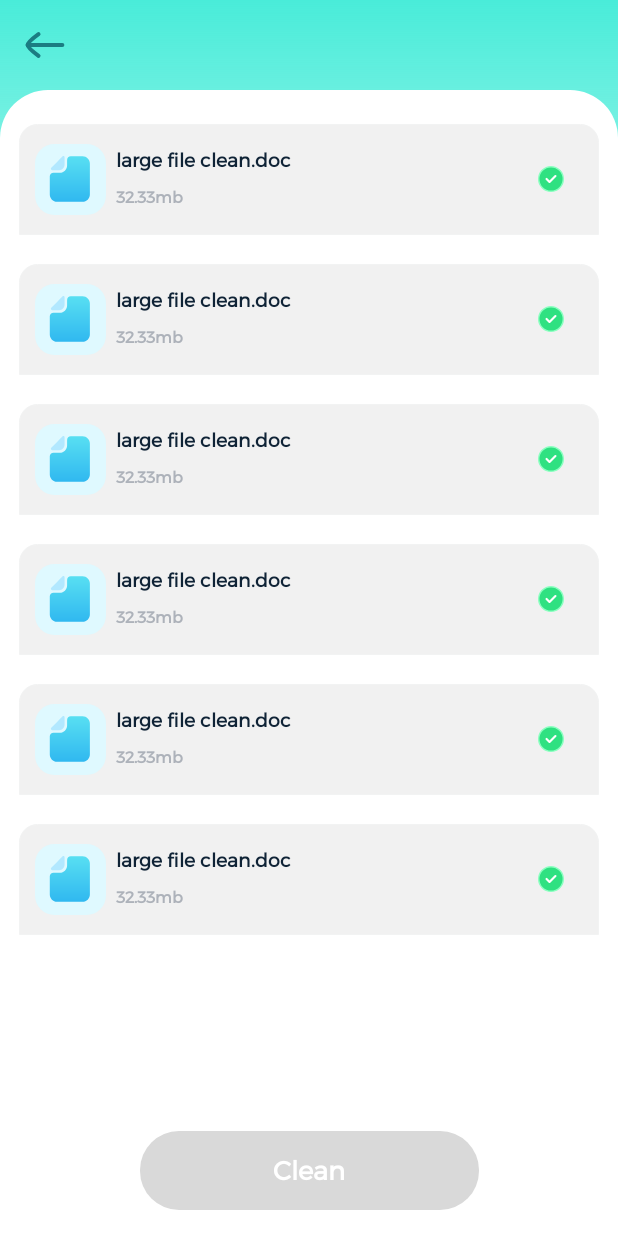
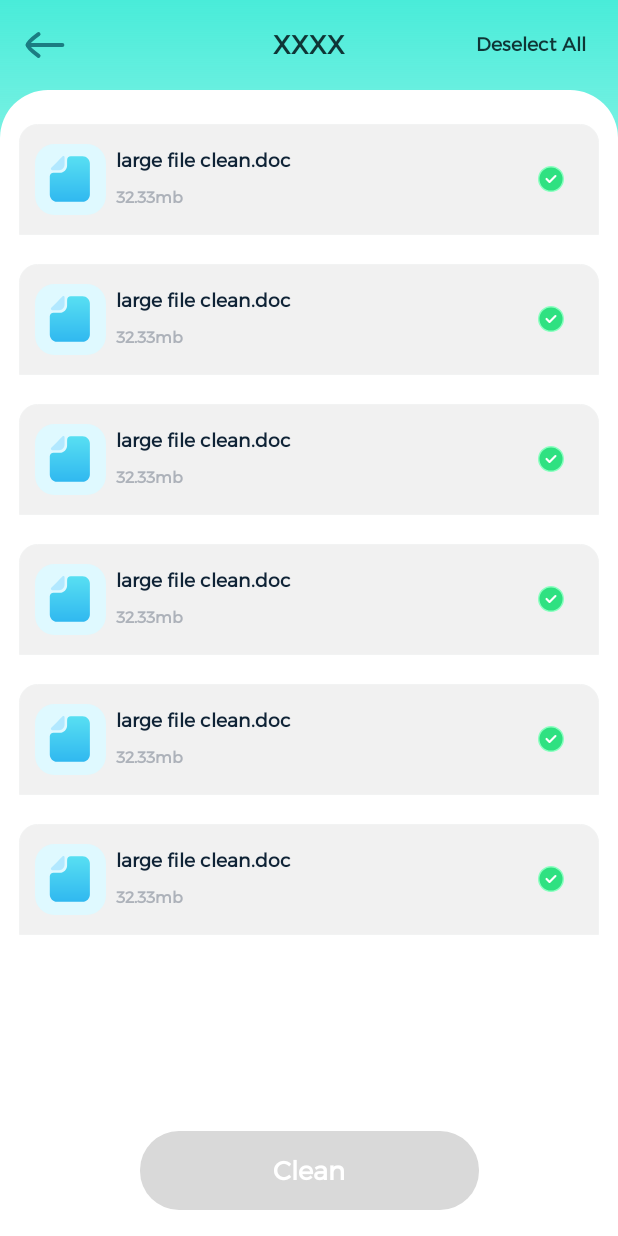
Before and after one commit to Dale-jiang/OneClean, an Android app: the layout ac_duplicate_file_clean.xml on its own in the app's theme, with its tools: preview values and no code run, on a phone screen of 412 x 824 dp. Run offline under Robolectric (Android 15) with nearby library versions, the phone set to English and light mode, and no system bars.

Commit message:
重复文件取消全选

```diff
--- a/app/src/main/java/com/kk/newcleanx/ui/functions/duplicatefile/DuplicateFileCleanActivity.kt
+++ b/app/src/main/java/com/kk/newcleanx/ui/functions/duplicatefile/DuplicateFileCleanActivity.kt
@@ -32,18 +32,19 @@ class DuplicateFileCleanActivity : AllFilePermissionActivity<AcDuplicateFileClea
     }
 
     override fun topView(): View {
-        return binding.toolbar.root
+        return binding.toolbar
     }
 
     private val viewModel by viewModels<DuplicateFileCleanViewModel>()
     private var adapter: DuplicateFileCleanAdapter? = null
 
+    @SuppressLint("NotifyDataSetChanged")
     override fun onCreate(savedInstanceState: Bundle?) {
         super.onCreate(savedInstanceState)
 
         binding.apply {
 
-            toolbar.tvTitle.text = getString(R.string.duplicate_files)
+            tvTitle.text = getString(R.string.duplicate_files)
 
             startProgress(minWaitTime = 2000L) {
                 if (it >= 100) {
@@ -56,6 +57,12 @@ class DuplicateFileCleanActivity : AllFilePermissionActivity<AcDuplicateFileClea
 
             viewModel.getDuplicateFileList()
 
+            tvRight.setOnClickListener {
+                duplicateFiles.forEach { it.select = false }
+                adapter?.notifyDataSetChanged()
+                changeButtonView()
+            }
+
             btnClean.setOnClickListener {
                 // JunkCleanActivity.start(this@DuplicateFileCleanActivity, CleanType.EmptyFolderType)
                 // finish()
@@ -65,7 +72,7 @@ class DuplicateFileCleanActivity : AllFilePermissionActivity<AcDuplicateFileClea
                 finish()
             }
 
-            toolbar.ivBack.setOnClickListener {
+            ivBack.setOnClickListener {
                 if (clLoading.isVisible) return@setOnClickListener
                 finish()
             }
--- a/app/src/main/res/layout/ac_duplicate_file_clean.xml
+++ b/app/src/main/res/layout/ac_duplicate_file_clean.xml
@@ -13,9 +13,67 @@
         android:background="@drawable/shape_page_bg"
         app:layout_constraintTop_toTopOf="parent" />
 
-    <include
+    <FrameLayout
         android:id="@+id/toolbar"
-        layout="@layout/layout_toolbar" />
+        android:layout_width="match_parent"
+        android:layout_height="wrap_content"
+        app:layout_constraintTop_toTopOf="parent">
+
+        <androidx.constraintlayout.widget.ConstraintLayout
+            android:layout_width="match_parent"
+            android:layout_height="wrap_content"
+            android:paddingVertical="12dp">
+
+            <androidx.appcompat.widget.AppCompatImageView
+                android:id="@+id/iv_back"
+                android:layout_width="wrap_content"
+                android:layout_height="wrap_content"
+                android:layout_marginStart="12dp"
+                app:layout_constraintBottom_toBottomOf="parent"
+                app:layout_constraintStart_toStartOf="parent"
+                app:layout_constraintTop_toTopOf="parent"
+                app:srcCompat="@drawable/iv_back" />
+
+            <androidx.appcompat.widget.AppCompatTextView
+                android:id="@+id/tv_title"
+                android:layout_width="0dp"
+                android:layout_height="wrap_content"
+                android:layout_marginHorizontal="65dp"
+                android:ellipsize="end"
+                android:fontFamily="@font/montserrat"
+                android:gravity="center"
+                android:includeFontPadding="false"
+                android:maxLines="1"
+                android:textColor="@color/main_text_color"
+                android:textSize="16sp"
+                android:textStyle="bold"
+                app:layout_constraintBottom_toBottomOf="parent"
+                app:layout_constraintEnd_toEndOf="parent"
+                app:layout_constraintStart_toStartOf="parent"
+                app:layout_constraintTop_toTopOf="parent"
+                tools:text="XXXX" />
+
+            <androidx.appcompat.widget.AppCompatTextView
+                android:id="@+id/tv_right"
+                android:layout_width="wrap_content"
+                android:layout_height="0dp"
+                android:layout_marginEnd="20dp"
+                android:ellipsize="end"
+                android:fontFamily="@font/montserrat"
+                android:gravity="center"
+                android:includeFontPadding="false"
+                android:maxLines="1"
+                android:text="@string/deselect_all"
+                android:textColor="@color/main_text_color"
+                android:textSize="12sp"
+                android:textStyle="bold"
+                app:layout_constraintBottom_toBottomOf="parent"
+                app:layout_constraintEnd_toEndOf="parent"
+                app:layout_constraintTop_toTopOf="parent" />
+
+        </androidx.constraintlayout.widget.ConstraintLayout>
+    </FrameLayout>
+
 
     <FrameLayout
         android:layout_width="match_parent"
--- a/app/src/main/res/values/strings.xml
+++ b/app/src/main/res/values/strings.xml
@@ -130,6 +130,7 @@
     <string name="request_notice_per_des">Please enable notifications for important alerts.</string>
 
     <string name="recent_app">Recent App</string>
+    <string name="deselect_all">Deselect All</string>
 
 
 </resources>
```
